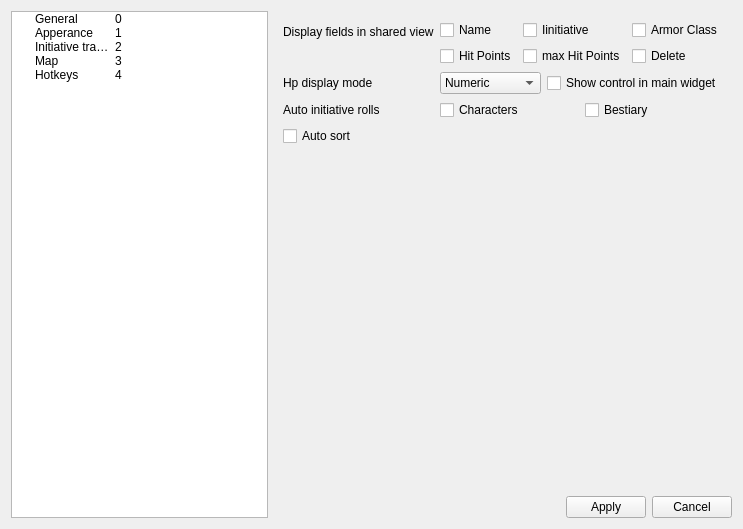
The window that settingsdialog.ui (Technohamster-py/dm-assist) describes before a commit, drawn with Qt 5.
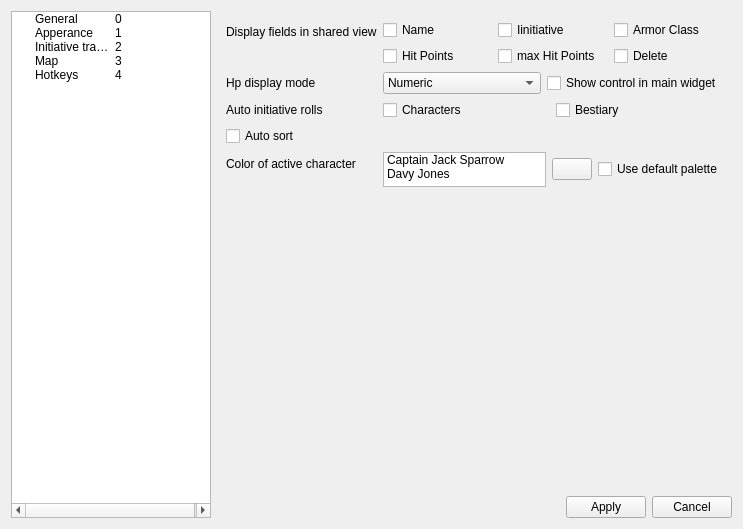
The same window after the commit. Icons and pictures are not drawn.

```diff
--- a/settingsdialog.ui
+++ b/settingsdialog.ui
@@ -439,6 +439,85 @@
          <item row="3" column="1">
           <layout class="QVBoxLayout" name="verticalLayout"/>
          </item>
+         <item row="4" column="0">
+          <widget class="QLabel" name="label_3">
+           <property name="text">
+            <string>Color of active character</string>
+           </property>
+          </widget>
+         </item>
+         <item row="4" column="1">
+          <layout class="QHBoxLayout" name="activeColorLayout">
+           <item>
+            <widget class="QListWidget" name="colorExamplewidget">
+             <property name="sizePolicy">
+              <sizepolicy hsizetype="Expanding" vsizetype="Minimum">
+               <horstretch>0</horstretch>
+               <verstretch>0</verstretch>
+              </sizepolicy>
+             </property>
+             <property name="maximumSize">
+              <size>
+               <width>16777215</width>
+               <height>35</height>
+              </size>
+             </property>
+             <property name="verticalScrollBarPolicy">
+              <enum>Qt::ScrollBarAlwaysOff</enum>
+             </property>
+             <property name="horizontalScrollBarPolicy">
+              <enum>Qt::ScrollBarAlwaysOff</enum>
+             </property>
+             <property name="autoScroll">
+              <bool>false</bool>
+             </property>
+             <property name="editTriggers">
+              <set>QAbstractItemView::NoEditTriggers</set>
+             </property>
+             <property name="showDropIndicator" stdset="0">
+              <bool>false</bool>
+             </property>
+             <property name="selectionMode">
+              <enum>QAbstractItemView::NoSelection</enum>
+             </property>
+             <property name="modelColumn">
+              <number>0</number>
+             </property>
+             <property name="currentRow">
+              <number>1</number>
+             </property>
+             <item>
+              <property name="text">
+               <string>Captain Jack Sparrow</string>
+              </property>
+             </item>
+             <item>
+              <property name="text">
+               <string>Davy Jones</string>
+              </property>
+             </item>
+            </widget>
+           </item>
+           <item>
+            <widget class="QPushButton" name="activeColorButton">
+             <property name="text">
+              <string/>
+             </property>
+             <property name="icon">
+              <iconset resource="static/app_resources.qrc">
+               <normaloff>:/map/palette.svg</normaloff>:/map/palette.svg</iconset>
+             </property>
+            </widget>
+           </item>
+           <item>
+            <widget class="QCheckBox" name="defaultColorCheckbox">
+             <property name="text">
+              <string>Use default palette</string>
+             </property>
+            </widget>
+           </item>
+          </layout>
+         </item>
         </layout>
        </widget>
        <widget class="QWidget" name="mapPage">
```
